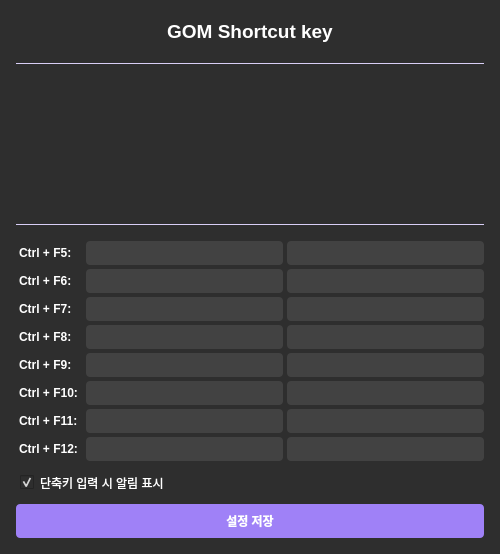
This is shortcut.ui in gomsemarie/gom-shortcut-key as Qt 5 draws it before an edit. The edited form follows.
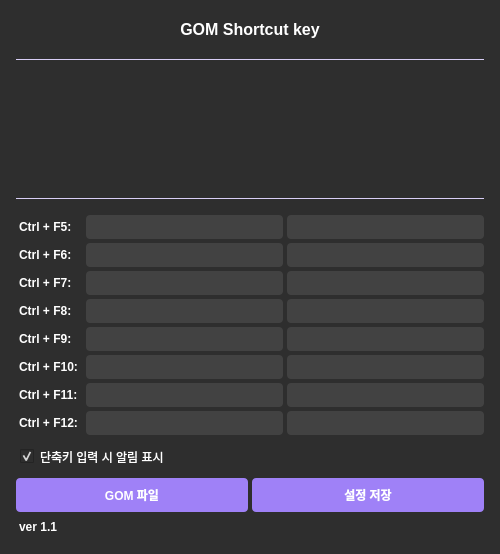
This is the edited form.

Patch:
```diff
--- a/shortcut.ui
+++ b/shortcut.ui
@@ -85,7 +85,7 @@
     <item>
      <widget class="QLabel" name="labelHeader">
       <property name="styleSheet">
-       <string notr="true">font-size: 14pt;</string>
+       <string notr="true">font-size: 16px;</string>
       </property>
       <property name="text">
        <string>GOM Shortcut key</string>
@@ -222,6 +222,13 @@
     </item>
     <item>
      <layout class="QHBoxLayout" name="buttonLayout">
+      <item>
+       <widget class="QPushButton" name="fileButton">
+        <property name="text">
+         <string>GOM 파일</string>
+        </property>
+       </widget>
+      </item>
       <item>
        <widget class="QPushButton" name="saveButton">
         <property name="text">
@@ -231,6 +238,16 @@
       </item>
      </layout>
     </item>
+    <item>
+     <widget class="QLabel" name="version">
+      <property name="styleSheet">
+       <string notr="true">font-size: 12px;</string>
+      </property>
+      <property name="text">
+       <string>ver 1.1</string>
+      </property>
+     </widget>
+    </item>
    </layout>
   </widget>
  </widget>
```
